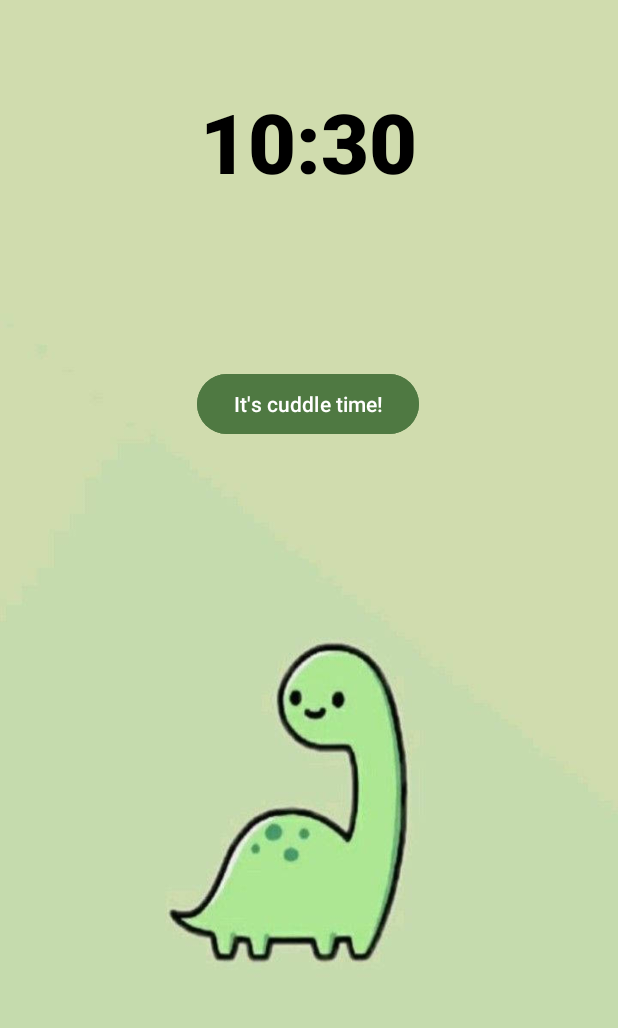
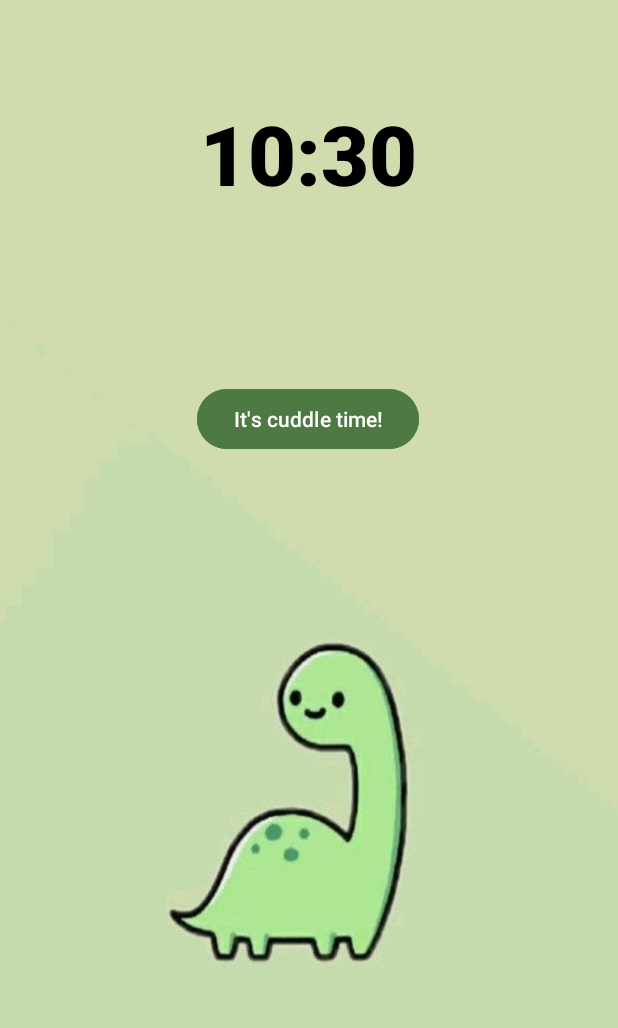
Before and after one commit to codebyella/HandsOnAppClockKotlin, an Android app: the layout activity_main.xml on its own in the app's theme, with its tools: preview values and no code run, on a phone screen of 412 x 824 dp, the part 166-1194 px from its top. Run offline under Robolectric (Android 15) with nearby library versions, the phone set to English and light mode, and no system bars.

Commit message:
atualizações do layout

```diff
--- a/app/src/main/res/layout/activity_main.xml
+++ b/app/src/main/res/layout/activity_main.xml
@@ -28,7 +28,7 @@
         android:id="@+id/txtHoraAtual"
         android:layout_width="160dp"
         android:layout_height="77dp"
-        android:layout_marginTop="168dp"
+        android:layout_marginTop="176dp"
         android:clickable="false"
         android:fontFamily="sans-serif-black"
         android:format12Hour="hh:mm"
@@ -36,7 +36,7 @@
         android:textColor="#000000"
         android:textSize="55sp"
         app:layout_constraintEnd_toEndOf="parent"
-        app:layout_constraintHorizontal_bias="0.497"
+        app:layout_constraintHorizontal_bias="0.498"
         app:layout_constraintStart_toStartOf="parent"
         app:layout_constraintTop_toTopOf="parent" />
 
@@ -54,6 +54,6 @@
         app:layout_constraintHorizontal_bias="0.498"
         app:layout_constraintStart_toStartOf="parent"
         app:layout_constraintTop_toTopOf="parent"
-        app:layout_constraintVertical_bias="0.459" />
+        app:layout_constraintVertical_bias="0.472" />
 
 </androidx.constraintlayout.widget.ConstraintLayout>
```
